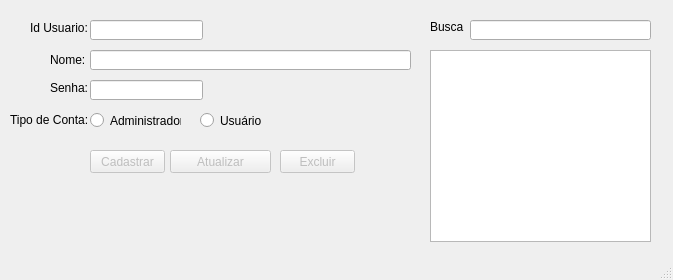
First picture: the form in Projeto_naka/telaProj.ui, repository educls/ProjNaka, before the edit.
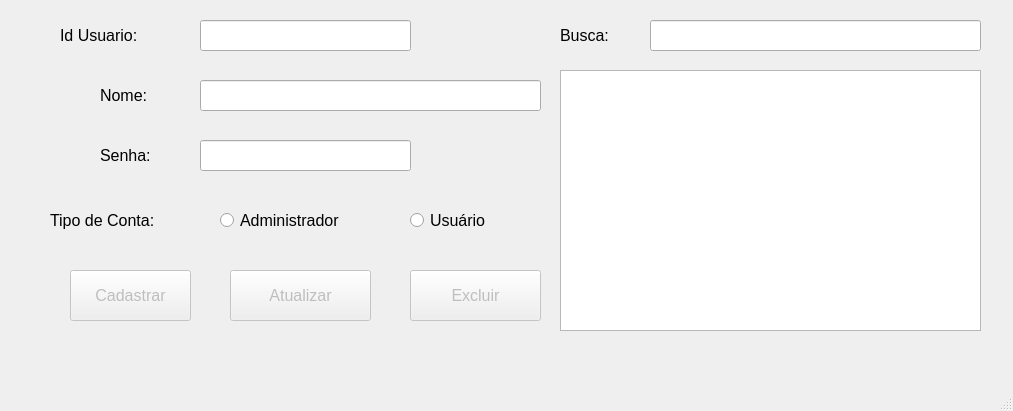
Second picture: the form after the edit.

```diff
--- a/Projeto_naka/telaProj.ui
+++ b/Projeto_naka/telaProj.ui
@@ -6,8 +6,8 @@
    <rect>
     <x>0</x>
     <y>0</y>
-    <width>673</width>
-    <height>280</height>
+    <width>1013</width>
+    <height>411</height>
    </rect>
   </property>
   <property name="windowTitle">
@@ -17,12 +17,17 @@
    <widget class="QLabel" name="label">
     <property name="geometry">
      <rect>
-      <x>30</x>
+      <x>60</x>
       <y>20</y>
-      <width>61</width>
-      <height>16</height>
+      <width>121</width>
+      <height>31</height>
      </rect>
     </property>
+    <property name="font">
+     <font>
+      <pointsize>12</pointsize>
+     </font>
+    </property>
     <property name="text">
      <string>Id Usuario:</string>
     </property>
@@ -30,12 +35,17 @@
    <widget class="QLabel" name="label_2">
     <property name="geometry">
      <rect>
-      <x>50</x>
-      <y>50</y>
-      <width>41</width>
-      <height>20</height>
+      <x>100</x>
+      <y>80</y>
+      <width>81</width>
+      <height>31</height>
      </rect>
     </property>
+    <property name="font">
+     <font>
+      <pointsize>12</pointsize>
+     </font>
+    </property>
     <property name="text">
      <string>Nome:</string>
     </property>
@@ -43,12 +53,17 @@
    <widget class="QLabel" name="label_3">
     <property name="geometry">
      <rect>
-      <x>50</x>
-      <y>80</y>
-      <width>41</width>
-      <height>16</height>
+      <x>100</x>
+      <y>140</y>
+      <width>81</width>
+      <height>31</height>
      </rect>
     </property>
+    <property name="font">
+     <font>
+      <pointsize>12</pointsize>
+     </font>
+    </property>
     <property name="text">
      <string>Senha:</string>
     </property>
@@ -56,12 +71,17 @@
    <widget class="QLabel" name="label_4">
     <property name="geometry">
      <rect>
-      <x>10</x>
-      <y>110</y>
-      <width>81</width>
-      <height>20</height>
+      <x>50</x>
+      <y>200</y>
+      <width>161</width>
+      <height>41</height>
      </rect>
     </property>
+    <property name="font">
+     <font>
+      <pointsize>12</pointsize>
+     </font>
+    </property>
     <property name="text">
      <string>Tipo de Conta:</string>
     </property>
@@ -69,32 +89,47 @@
    <widget class="QLineEdit" name="leIdUsuario">
     <property name="geometry">
      <rect>
-      <x>90</x>
+      <x>200</x>
       <y>20</y>
-      <width>113</width>
-      <height>20</height>
+      <width>211</width>
+      <height>31</height>
      </rect>
     </property>
+    <property name="font">
+     <font>
+      <pointsize>12</pointsize>
+     </font>
+    </property>
    </widget>
    <widget class="QLineEdit" name="leNome">
     <property name="geometry">
      <rect>
-      <x>90</x>
-      <y>50</y>
-      <width>321</width>
-      <height>20</height>
+      <x>200</x>
+      <y>80</y>
+      <width>341</width>
+      <height>31</height>
      </rect>
     </property>
+    <property name="font">
+     <font>
+      <pointsize>12</pointsize>
+     </font>
+    </property>
    </widget>
    <widget class="QLineEdit" name="leSenha">
     <property name="geometry">
      <rect>
-      <x>90</x>
-      <y>80</y>
-      <width>113</width>
-      <height>20</height>
+      <x>200</x>
+      <y>140</y>
+      <width>211</width>
+      <height>31</height>
      </rect>
     </property>
+    <property name="font">
+     <font>
+      <pointsize>12</pointsize>
+     </font>
+    </property>
    </widget>
    <widget class="QPushButton" name="pbCadastrar">
     <property name="enabled">
@@ -102,12 +137,17 @@
     </property>
     <property name="geometry">
      <rect>
-      <x>90</x>
-      <y>150</y>
-      <width>75</width>
-      <height>23</height>
+      <x>70</x>
+      <y>270</y>
+      <width>121</width>
+      <height>51</height>
      </rect>
     </property>
+    <property name="font">
+     <font>
+      <pointsize>12</pointsize>
+     </font>
+    </property>
     <property name="text">
      <string>Cadastrar</string>
     </property>
@@ -118,12 +158,17 @@
     </property>
     <property name="geometry">
      <rect>
-      <x>170</x>
-      <y>150</y>
-      <width>101</width>
-      <height>23</height>
+      <x>230</x>
+      <y>270</y>
+      <width>141</width>
+      <height>51</height>
      </rect>
     </property>
+    <property name="font">
+     <font>
+      <pointsize>12</pointsize>
+     </font>
+    </property>
     <property name="text">
      <string>Atualizar</string>
     </property>
@@ -134,12 +179,17 @@
     </property>
     <property name="geometry">
      <rect>
-      <x>280</x>
-      <y>150</y>
-      <width>75</width>
-      <height>23</height>
+      <x>410</x>
+      <y>270</y>
+      <width>131</width>
+      <height>51</height>
      </rect>
     </property>
+    <property name="font">
+     <font>
+      <pointsize>12</pointsize>
+     </font>
+    </property>
     <property name="text">
      <string>Excluir</string>
     </property>
@@ -147,45 +197,65 @@
    <widget class="QLabel" name="label_6">
     <property name="geometry">
      <rect>
-      <x>430</x>
+      <x>560</x>
       <y>20</y>
-      <width>47</width>
-      <height>14</height>
+      <width>81</width>
+      <height>31</height>
      </rect>
     </property>
+    <property name="font">
+     <font>
+      <pointsize>12</pointsize>
+     </font>
+    </property>
     <property name="text">
-     <string>Busca</string>
+     <string>Busca:</string>
     </property>
    </widget>
    <widget class="QLineEdit" name="leBusca">
     <property name="geometry">
      <rect>
-      <x>470</x>
+      <x>650</x>
       <y>20</y>
-      <width>181</width>
-      <height>20</height>
+      <width>331</width>
+      <height>31</height>
      </rect>
     </property>
+    <property name="font">
+     <font>
+      <pointsize>12</pointsize>
+     </font>
+    </property>
    </widget>
    <widget class="QListView" name="lvUsuarioList">
     <property name="geometry">
      <rect>
-      <x>430</x>
-      <y>50</y>
-      <width>221</width>
-      <height>192</height>
+      <x>560</x>
+      <y>70</y>
+      <width>421</width>
+      <height>261</height>
      </rect>
     </property>
+    <property name="font">
+     <font>
+      <pointsize>14</pointsize>
+     </font>
+    </property>
    </widget>
    <widget class="QRadioButton" name="checkAdm">
     <property name="geometry">
      <rect>
-      <x>90</x>
-      <y>110</y>
-      <width>91</width>
-      <height>21</height>
+      <x>220</x>
+      <y>200</y>
+      <width>181</width>
+      <height>41</height>
      </rect>
     </property>
+    <property name="font">
+     <font>
+      <pointsize>12</pointsize>
+     </font>
+    </property>
     <property name="text">
      <string>Administrador</string>
     </property>
@@ -193,12 +263,17 @@
    <widget class="QRadioButton" name="checkUser">
     <property name="geometry">
      <rect>
-      <x>200</x>
-      <y>110</y>
-      <width>91</width>
-      <height>21</height>
+      <x>410</x>
+      <y>200</y>
+      <width>111</width>
+      <height>41</height>
      </rect>
     </property>
+    <property name="font">
+     <font>
+      <pointsize>12</pointsize>
+     </font>
+    </property>
     <property name="text">
      <string>Usuário</string>
     </property>
```
Left out of the diff: 4 changed lines with no effect on the pictures.
